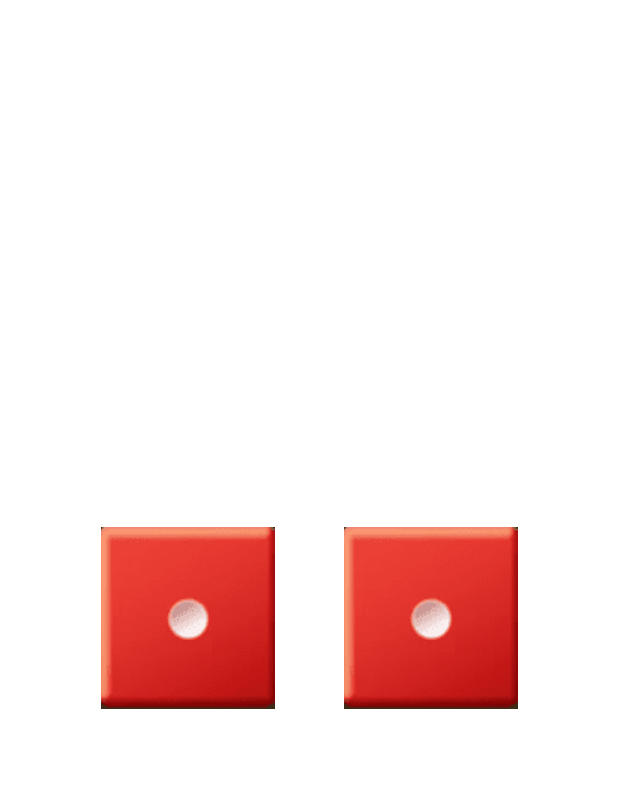
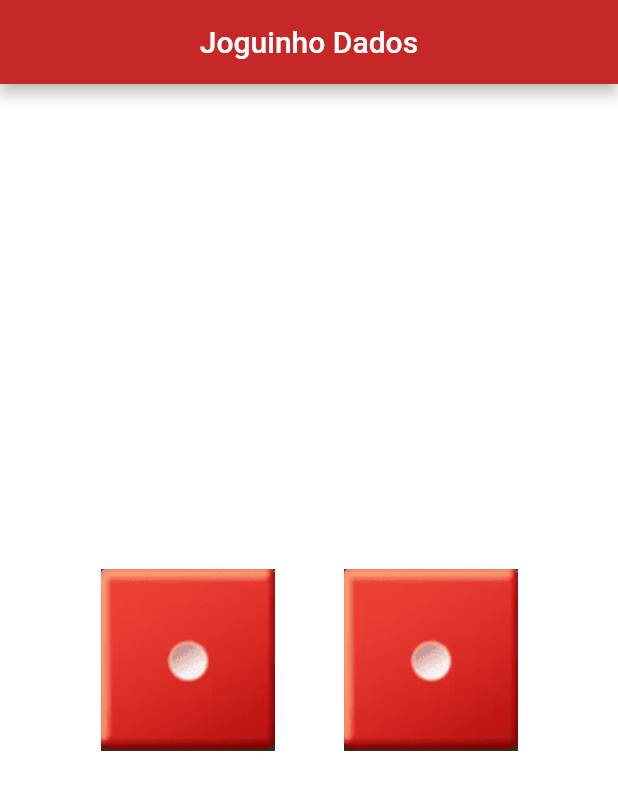
Before and after one commit to abeldomingos/jogoDados, a Flutter app: the screen it shows after launch, on a phone screen of 412 x 824 dp. Shown: the top 790 px of the screen. Run offline on Flutter 3.47's test engine with Material 2 defaults, Android fonts, the phone set to English and light mode, and no system bars.

Commit message:
commit updated
O resto é detalhes e animações

```diff
--- a/lib/main.dart
+++ b/lib/main.dart
@@ -1,4 +1,5 @@
 import 'package:flutter/material.dart';
+import 'dart:math';
 
 void main() {
   runApp(const MyApp());
@@ -6,7 +7,6 @@ void main() {
 
 class MyApp extends StatelessWidget {
   const MyApp({super.key});
-
 
   // This widget is the root of your application.
   @override
@@ -18,6 +18,12 @@ class MyApp extends StatelessWidget {
         primarySwatch: Colors.blue,
       ),
       home: Scaffold(
+        appBar: AppBar(
+          title: Center(
+            child: Text('Joguinho Dados'),
+          ),
+          backgroundColor: Colors.red.shade800,
+        ),
         backgroundColor: Colors.white,
         body:  Dados(),
       ),
@@ -43,7 +49,9 @@ class _DadosState extends State<Dados> {
         children: [
           TextButton(
               onPressed: () {
-                numerodado = 2;
+              setState(() {
+                numerodado = Random().nextInt(6) + 1;
+              });
               },
               child: Image.asset('imagens/dd$numerodado.png')),
 
@@ -51,9 +59,11 @@ class _DadosState extends State<Dados> {
 
           TextButton(
               onPressed: () {
-                // print('Botão Direito Apertado');
+                setState(() {
+                  numerodado = Random().nextInt(6) + 1;
+                });
               },
-              child: Image.asset('imagens/dd1.png')),
+              child: Image.asset('imagens/dd$numerodado.png')),
         ],
       ),
     );
```
